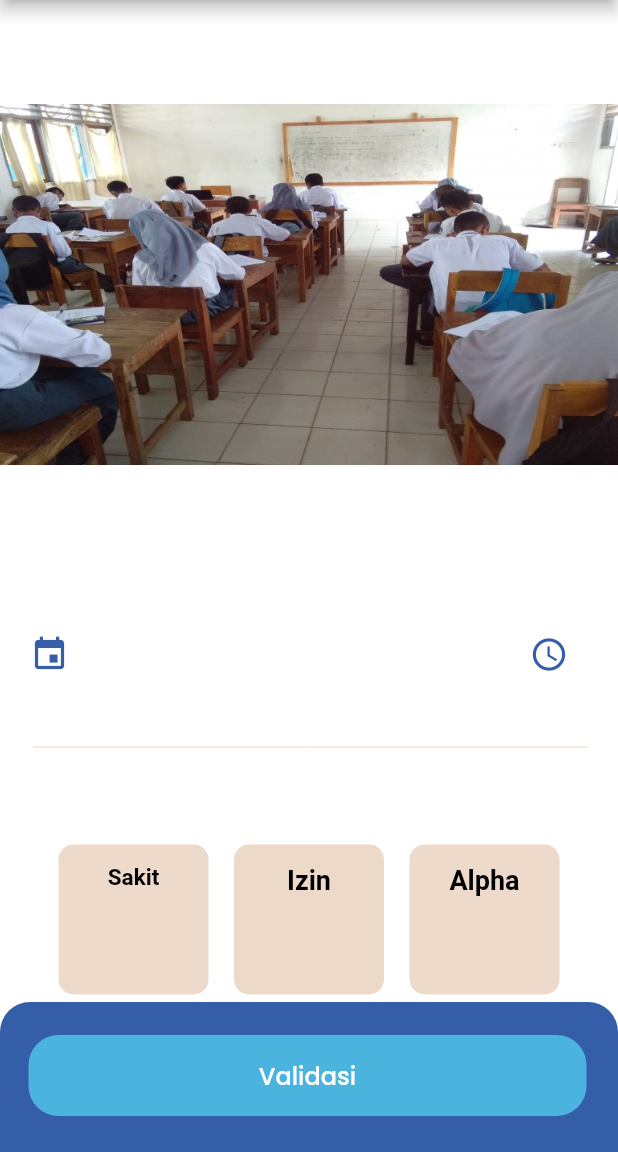
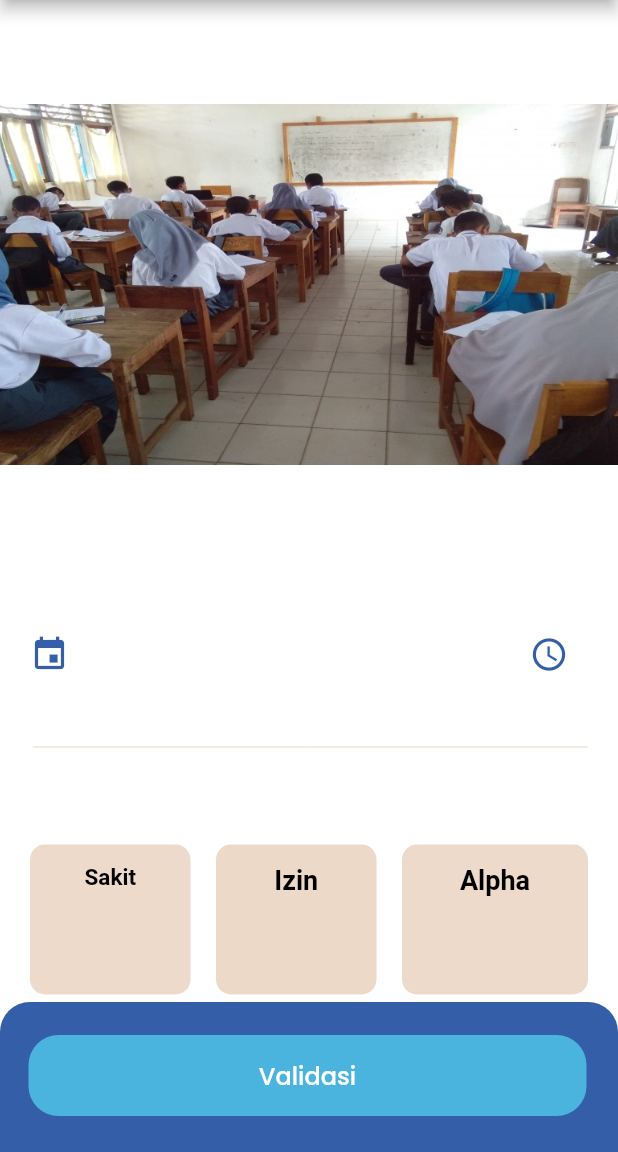
Before and after one commit to BagusRezky/jurnal_mengajar, a Flutter app: the AdminJurnalDetail screen opened directly with empty values, on a phone screen of 412 x 824 dp, the part 84-1236 px from its top. Run offline on Flutter 3.47's test engine with Material 2 defaults, Android fonts, the phone set to English and light mode, and no system bars; our stand-ins replace get, image_picker, jwt_decoder, shared_preferences, table_calendar; accounts and stored records are empty.

Commit message:
[Fix] bug for name

```diff
--- a/lib/Page/Admin/Jurnal/AdminJurnalDetail.dart
+++ b/lib/Page/Admin/Jurnal/AdminJurnalDetail.dart
@@ -218,7 +218,7 @@ class _AdminJurnalDetailState extends State<AdminJurnalDetail> {
                                     ),
                                   ),
                                   Text(
-                                    '${widget.jurnalData['pukul']}',
+                                    '${widget.jurnalData['Pukul']}',
                                     textAlign: TextAlign.start,
                                     overflow: TextOverflow.clip,
                                     style: const TextStyle(
@@ -262,7 +262,7 @@ class _AdminJurnalDetailState extends State<AdminJurnalDetail> {
                     Padding(
                       padding: const EdgeInsets.fromLTRB(20, 11, 20, 0),
                       child: Text(
-                        '${widget.jurnalData['catatan']}',
+                        '${widget.jurnalData['Catatan']}',
                         textAlign: TextAlign.start,
                         overflow: TextOverflow.clip,
                         style: const TextStyle(
@@ -280,7 +280,8 @@ class _AdminJurnalDetailState extends State<AdminJurnalDetail> {
                         crossAxisAlignment: CrossAxisAlignment.center,
                         mainAxisSize: MainAxisSize.max,
                         children: [
-                          Container(
+                          Expanded(
+                            child: Container(
                               margin: const EdgeInsets.fromLTRB(0, 0, 17, 0),
                               padding: const EdgeInsets.all(0),
                               width: 100,
@@ -323,7 +324,9 @@ class _AdminJurnalDetailState extends State<AdminJurnalDetail> {
                                 ),
                               ),
                             ),
-                          Container(
+                          ),
+                          Expanded(
+                            child: Container(
                               margin: const EdgeInsets.fromLTRB(0, 0, 17, 0),
                               padding: const EdgeInsets.all(0),
                               width: 100,
@@ -366,7 +369,9 @@ class _AdminJurnalDetailState extends State<AdminJurnalDetail> {
                                 ],
                               ),
                             ),
-                          Container(
+                          ),
+                          Expanded(
+                            child: Container(
                               margin: const EdgeInsets.all(0),
                               padding: const EdgeInsets.all(0),
                               width: 100,
@@ -407,6 +412,7 @@ class _AdminJurnalDetailState extends State<AdminJurnalDetail> {
                                     ),
                                   ),
                                 ],
+                              ),
                             ),
                           ),
                         ],
```
Also changed, not shown: lib/Page/Admin/Jurnal/AdminJurnal.dart (+5 -5 lines). Lines whose indentation alone changed are shown as unchanged.
